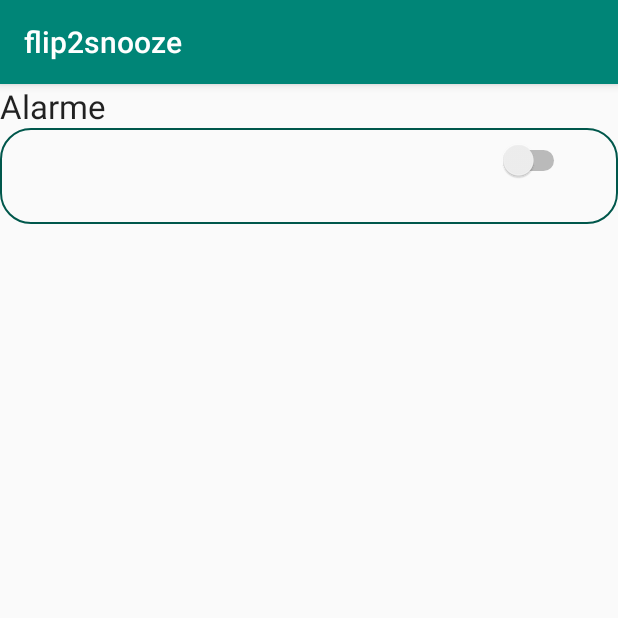
After one commit to RaoulChartreuse/Flip2snooze, an Android app: the wakeupActivity screen opened directly, with no data from a screen before it, on a phone screen of 412 x 824 dp, the top half of it. The commit adds this screen. Run offline under Robolectric (Android 15) with nearby library versions, the light colour scheme and no system bars; 4 statements that could not run were skipped.

Commit message:
Add wakeupActivity and a debug button to call it

```diff
--- a/app/src/main/AndroidManifest.xml
+++ b/app/src/main/AndroidManifest.xml
@@ -9,6 +9,11 @@
         android:roundIcon="@mipmap/ic_launcher_round"
         android:supportsRtl="true"
         android:theme="@style/AppTheme">
+        <activity android:name=".wakeupActivity"></activity>
+
+
+
+
         <activity
             android:name=".MainActivity"
             android:label="@string/app_name"
@@ -16,6 +21,7 @@
             <intent-filter>
                 <action android:name="android.intent.action.MAIN" />
                 <action android:name="android.intent.action.VIEW" />
+
                 <category android:name="android.intent.category.LAUNCHER" />
             </intent-filter>
         </activity>
--- /dev/null
+++ b/app/src/main/java/fr/lmorin/flip2snooze/wakeupActivity.java
@@ -0,0 +1,54 @@
+package fr.lmorin.flip2snooze;
+
+import android.content.Intent;
+import android.support.v7.app.AppCompatActivity;
+import android.os.Bundle;
+import android.view.View;
+import android.widget.ImageButton;
+import android.widget.LinearLayout;
+import android.widget.Switch;
+import android.widget.TextView;
+
+public class wakeupActivity extends AppCompatActivity {
+
+    @Override
+    protected void onCreate(Bundle savedInstanceState) {
+        super.onCreate(savedInstanceState);
+        setContentView(R.layout.activity_wakeup);
+
+        Intent intent = getIntent();
+        String id =intent.getStringExtra("alarmId");
+        AlarmRecordManager alarmRecordManager = new AlarmRecordManager(getApplicationContext());
+        AlarmRecord alarm = alarmRecordManager.finById(id);
+
+
+        View vAlarm = getLayoutInflater().inflate( R.layout.list_cell, null);
+        LinearLayout layout = findViewById(R.id.wakeupLayout);
+        layout.addView(vAlarm);
+        TextView name = ((TextView) findViewById(R.id.name));
+        TextView description = ((TextView) findViewById(R.id.jour));
+        TextView heure = findViewById(R.id.heure);
+        ImageButton deleteButton = findViewById(R.id.deleteButton);
+        Switch IsActive = findViewById(R.id.switch1);
+        deleteButton.setVisibility(View.INVISIBLE);
+
+        name.setText(alarm.n);
+        heure.setText(alarm.mStringHeure);
+
+        description.setText(alarm.j);
+        IsActive.setChecked(alarm.mIsActive);
+
+
+        /*TODO Remove the alarm when done
+        Intent intent = getIntent();
+intent.getExtra("someKey")
+         */
+
+          /*  <TextView
+        android:id="@+id/wakeupTitle"
+        android:layout_width="wrap_content"
+        android:layout_height="wrap_content"
+        android:text="Alarme"
+        android:textSize="?android:attr/textAppearanceLarge" />*/
+    }
+}
--- /dev/null
+++ b/app/src/main/res/drawable/ic_add_24dp.xml
@@ -0,0 +1,5 @@
+<vector android:height="24dp" android:tint="#70490F"
+    android:viewportHeight="24.0" android:viewportWidth="24.0"
+    android:width="24dp" xmlns:android="http://schemas.android.com/apk/res/android">
+    <path android:fillColor="#FF000000" android:pathData="M19,13h-6v6h-2v-6H5v-2h6V5h2v6h6v2z"/>
+</vector>
--- a/app/src/main/res/layout/activity_main.xml
+++ b/app/src/main/res/layout/activity_main.xml
@@ -28,6 +28,6 @@
         android:layout_height="wrap_content"
         android:layout_gravity="bottom|end"
         android:layout_margin="@dimen/fab_margin"
-        app:srcCompat="@android:drawable/ic_dialog_email" />
+        app:srcCompat="@drawable/ic_add_24dp" />
 
 </android.support.design.widget.CoordinatorLayout>
--- /dev/null
+++ b/app/src/main/res/layout/activity_wakeup.xml
@@ -0,0 +1,18 @@
+<?xml version="1.0" encoding="utf-8"?>
+<LinearLayout xmlns:android="http://schemas.android.com/apk/res/android"
+    xmlns:app="http://schemas.android.com/apk/res-auto"
+    xmlns:tools="http://schemas.android.com/tools"
+    android:id="@+id/wakeupLayout"
+    android:layout_width="match_parent"
+    android:layout_height="match_parent"
+    android:orientation="vertical"
+    tools:context=".wakeupActivity">
+
+    <TextView
+        android:id="@+id/wakeupTitle"
+        android:layout_width="wrap_content"
+        android:layout_height="wrap_content"
+        android:text="Alarme"
+        android:textAppearance="?android:attr/textAppearanceLarge"
+        />
+</LinearLayout>
--- a/app/src/main/res/layout/list_cell.xml
+++ b/app/src/main/res/layout/list_cell.xml
@@ -2,7 +2,7 @@
 <android.support.constraint.ConstraintLayout xmlns:android="http://schemas.android.com/apk/res/android"
     xmlns:app="http://schemas.android.com/apk/res-auto"
     xmlns:tools="http://schemas.android.com/tools"
-    android:id="@+id/linearLayout"
+    android:id="@+id/alarmCell"
     android:layout_width="match_parent"
 
     android:layout_height="wrap_content"
@@ -69,4 +69,18 @@
         app:layout_constraintStart_toStartOf="parent"
         app:layout_constraintTop_toTopOf="parent"
         app:srcCompat="@drawable/ic_delete_24dp" />
+
+    <Switch
+        android:id="@+id/switch1"
+        android:layout_width="wrap_content"
+        android:layout_height="wrap_content"
+        android:layout_marginStart="8dp"
+        android:layout_marginLeft="8dp"
+        android:layout_marginTop="8dp"
+        android:layout_marginEnd="32dp"
+        android:layout_marginRight="32dp"
+        app:layout_constraintEnd_toEndOf="parent"
+        app:layout_constraintHorizontal_bias="1.0"
+        app:layout_constraintStart_toEndOf="@+id/name"
+        app:layout_constraintTop_toTopOf="parent" />
 </android.support.constraint.ConstraintLayout>
--- a/app/src/main/res/values/strings.xml
+++ b/app/src/main/res/values/strings.xml
@@ -6,4 +6,5 @@
     <string name="Nom">Nom de l\'alarme</string>
 
     <string name="pref_alarmArray">fr.lmorin.pref_alarmArray</string>
+    <string name="action_debug">Debug wakupalarm</string>
 </resources>
```
Also changed, not shown: app/src/main/java/fr/lmorin/flip2snooze/AlarmAdapter.java (+27 -46 lines), app/src/main/java/fr/lmorin/flip2snooze/AlarmRecord.java (+20 -8 lines), app/src/main/java/fr/lmorin/flip2snooze/AlarmRecordManager.java (added, +123 -0 lines), app/src/main/java/fr/lmorin/flip2snooze/MainActivity.java (+30 -2 lines), app/src/main/res/menu/menu_main.xml (+8 -0 lines).
